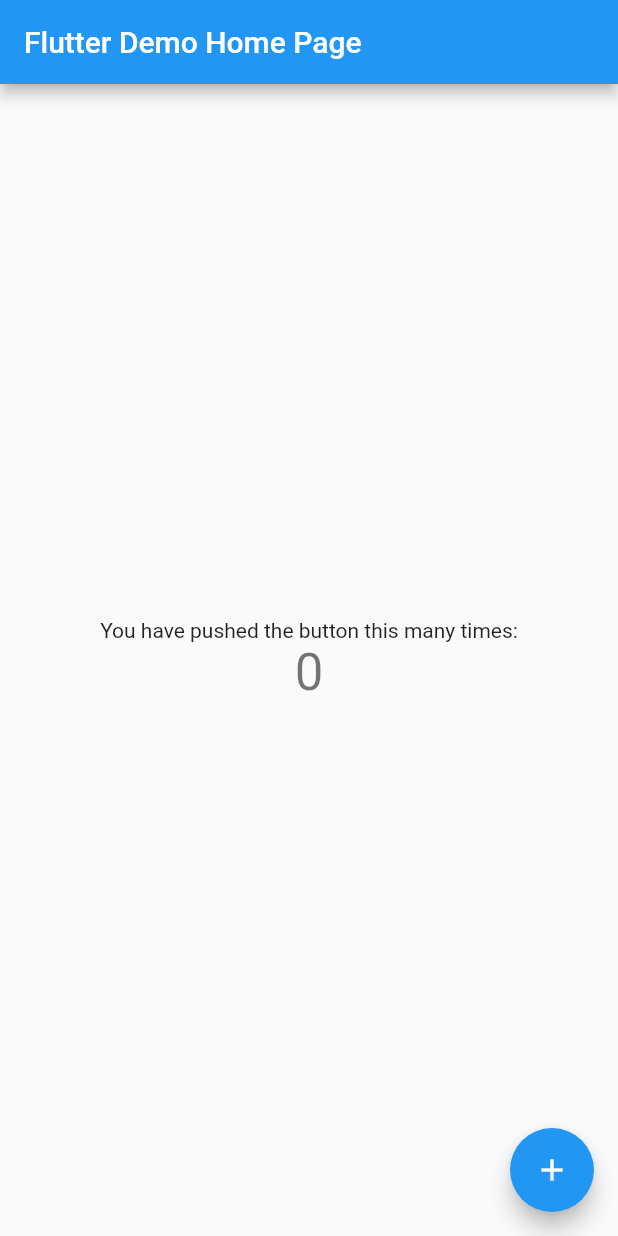
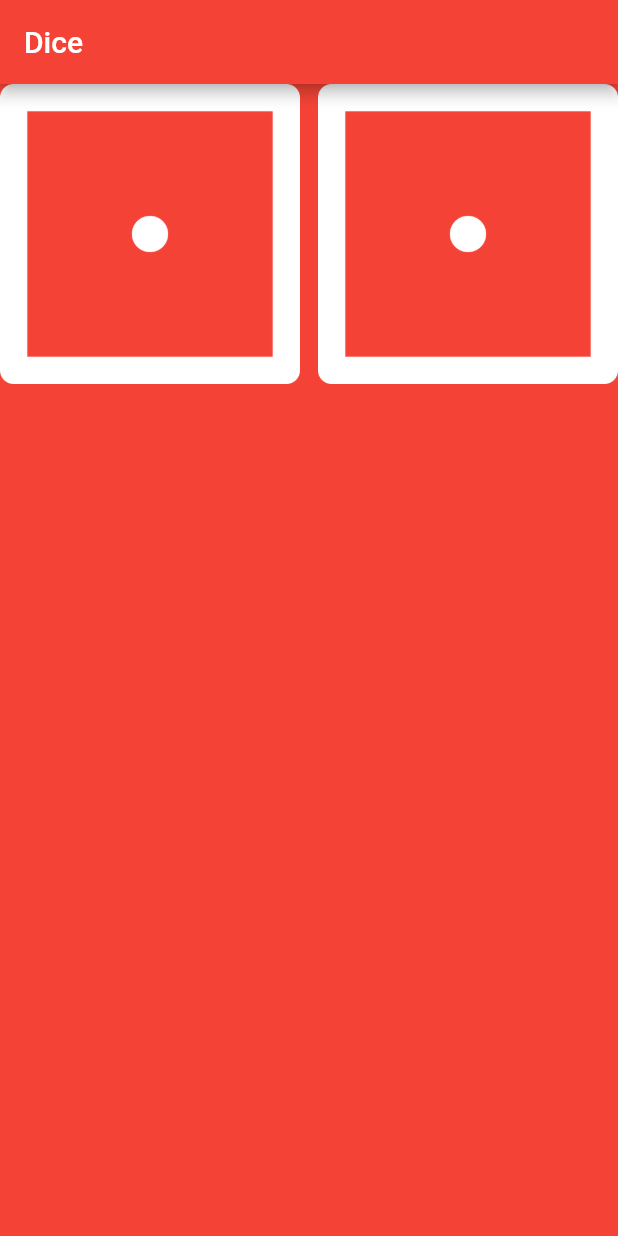
Before and after one commit to javedmughal-058/Flutter_Practice_2021, a Flutter app: the screen it shows after launch, on a phone screen of 412 x 824 dp. Run offline on Flutter 3.47's test engine with Material 2 defaults, Android fonts, the phone set to English and light mode, and no system bars.

```diff
--- a/dice_app/lib/main.dart
+++ b/dice_app/lib/main.dart
@@ -1,115 +1,70 @@
+import 'dart:math';
 import 'package:flutter/material.dart';
 
 void main() {
-  runApp(const MyApp());
+  return runApp(
+    MaterialApp(
+      home: Scaffold(
+        backgroundColor: Colors.red,
+        appBar: AppBar(
+          title: Text('Dice'),
+          backgroundColor: Colors.red,
+        ),
+        body: DicePage(),
+      ),
+    ),
+  );
 }
 
-class MyApp extends StatelessWidget {
-  const MyApp({Key? key}) : super(key: key);
+class DicePage extends StatefulWidget {
 
-  // This widget is the root of your application.
+
   @override
-  Widget build(BuildContext context) {
-    return MaterialApp(
-      title: 'Flutter Demo',
-      theme: ThemeData(
-        // This is the theme of your application.
-        //
-        // Try running your application with "flutter run". You'll see the
-        // application has a blue toolbar. Then, without quitting the app, try
-        // changing the primarySwatch below to Colors.green and then invoke
-        // "hot reload" (press "r" in the console where you ran "flutter run",
-        // or simply save your changes to "hot reload" in a Flutter IDE).
-        // Notice that the counter didn't reset back to zero; the application
-        // is not restarted.
-        primarySwatch: Colors.blue,
-      ),
-      home: const MyHomePage(title: 'Flutter Demo Home Page'),
-    );
-  }
+  _DicePageState createState() => _DicePageState();
 }
 
-class MyHomePage extends StatefulWidget {
-  const MyHomePage({Key? key, required this.title}) : super(key: key);
+class _DicePageState extends State<DicePage> {
 
-  // This widget is the home page of your application. It is stateful, meaning
-  // that it has a State object (defined below) that contains fields that affect
-  // how it looks.
+  int number=1,number2=1;
+  int sum=0;
+  Widget build(BuildContext context) {
+    return Container(
+      child: Row(
+      children: [
+        Expanded(
+          child:
+          GestureDetector(
+            child: Image.asset('images/dice$number.png'),
+            onTap: () {
+              setState(() {
+                number = Random().nextInt(6) + 1;
+                sum=sum+number;
 
-  // This class is the configuration for the state. It holds the values (in this
-  // case the title) provided by the parent (in this case the App widget) and
-  // used by the build method of the State. Fields in a Widget subclass are
-  // always marked "final".
-
-  final String title;
-
-  @override
-  State<MyHomePage> createState() => _MyHomePageState();
               }
-
-class _MyHomePageState extends State<MyHomePage> {
-  int _counter = 0;
-
-  void _incrementCounter() {
+              );
+            },
+          ),
+        ),
+        SizedBox(
+          width: 12.0,
+        ),
+        Expanded(
+          child:
+          GestureDetector(
+            child: Image.asset('images/dice$number2.png'),
+            onTap: () {
               setState(() {
-      // This call to setState tells the Flutter framework that something has
-      // changed in this State, which causes it to rerun the build method below
-      // so that the display can reflect the updated values. If we changed
-      // _counter without calling setState(), then the build method would not be
-      // called again, and so nothing would appear to happen.
-      _counter++;
-    });
+                number2 = Random().nextInt(6) + 1;
               }
-
-  @override
-  Widget build(BuildContext context) {
-    // This method is rerun every time setState is called, for instance as done
-    // by the _incrementCounter method above.
-    //
-    // The Flutter framework has been optimized to make rerunning build methods
-    // fast, so that you can just rebuild anything that needs updating rather
-    // than having to individually change instances of widgets.
-    return Scaffold(
-      appBar: AppBar(
-        // Here we take the value from the MyHomePage object that was created by
-        // the App.build method, and use it to set our appbar title.
-        title: Text(widget.title),
+              );
+            },
           ),
-      body: Center(
-        // Center is a layout widget. It takes a single child and positions it
-        // in the middle of the parent.
-        child: Column(
-          // Column is also a layout widget. It takes a list of children and
-          // arranges them vertically. By default, it sizes itself to fit its
-          // children horizontally, and tries to be as tall as its parent.
-          //
-          // Invoke "debug painting" (press "p" in the console, choose the
-          // "Toggle Debug Paint" action from the Flutter Inspector in Android
-          // Studio, or the "Toggle Debug Paint" command in Visual Studio Code)
-          // to see the wireframe for each widget.
-          //
-          // Column has various properties to control how it sizes itself and
-          // how it positions its children. Here we use mainAxisAlignment to
-          // center the children vertically; the main axis here is the vertical
-          // axis because Columns are vertical (the cross axis would be
-          // horizontal).
-          mainAxisAlignment: MainAxisAlignment.center,
-          children: <Widget>[
-            const Text(
-              'You have pushed the button this many times:',
-            ),
-            Text(
-              '$_counter',
-              style: Theme.of(context).textTheme.headline4,
         ),
       ],
     ),
-      ),
-      floatingActionButton: FloatingActionButton(
-        onPressed: _incrementCounter,
-        tooltip: 'Increment',
-        child: const Icon(Icons.add),
-      ), // This trailing comma makes auto-formatting nicer for build methods.
+
+
     );
+
   }
 }
--- a/dice_app/pubspec.yaml
+++ b/dice_app/pubspec.yaml
@@ -58,8 +58,8 @@ flutter:
   uses-material-design: true
 
   # To add assets to your application, add an assets section, like this:
-  # assets:
-  #   - images/a_dot_burr.jpeg
+  assets:
+      - images/
   #   - images/a_dot_ham.jpeg
 
   # An image asset can refer to one or more resolution-specific "variants", see
```
Also changed, not shown: dice_app/images/dice1.png (added), dice_app/images/dice2.png (added), dice_app/images/dice3.png (added), dice_app/images/dice4.png (added), dice_app/images/dice5.png (added), dice_app/images/dice6.png (added), 1 other file. Lines whose indentation alone changed are shown as unchanged.
